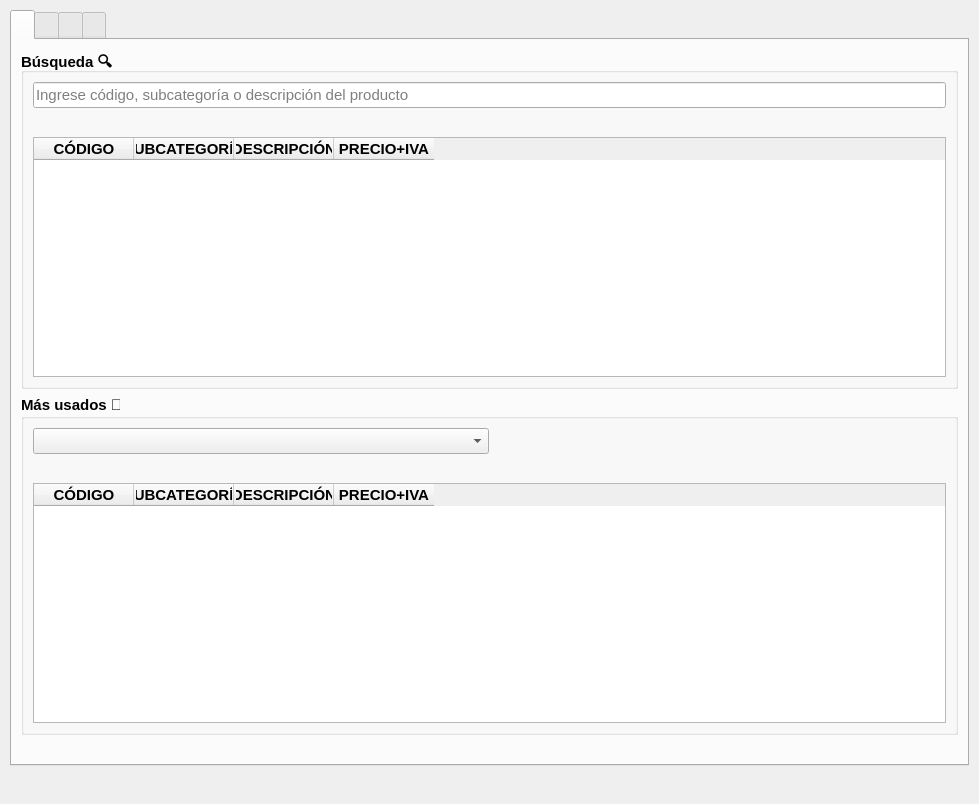
First picture: the form in ui/app.ui, repository angelogllrd/PrecioFacil, before the edit.
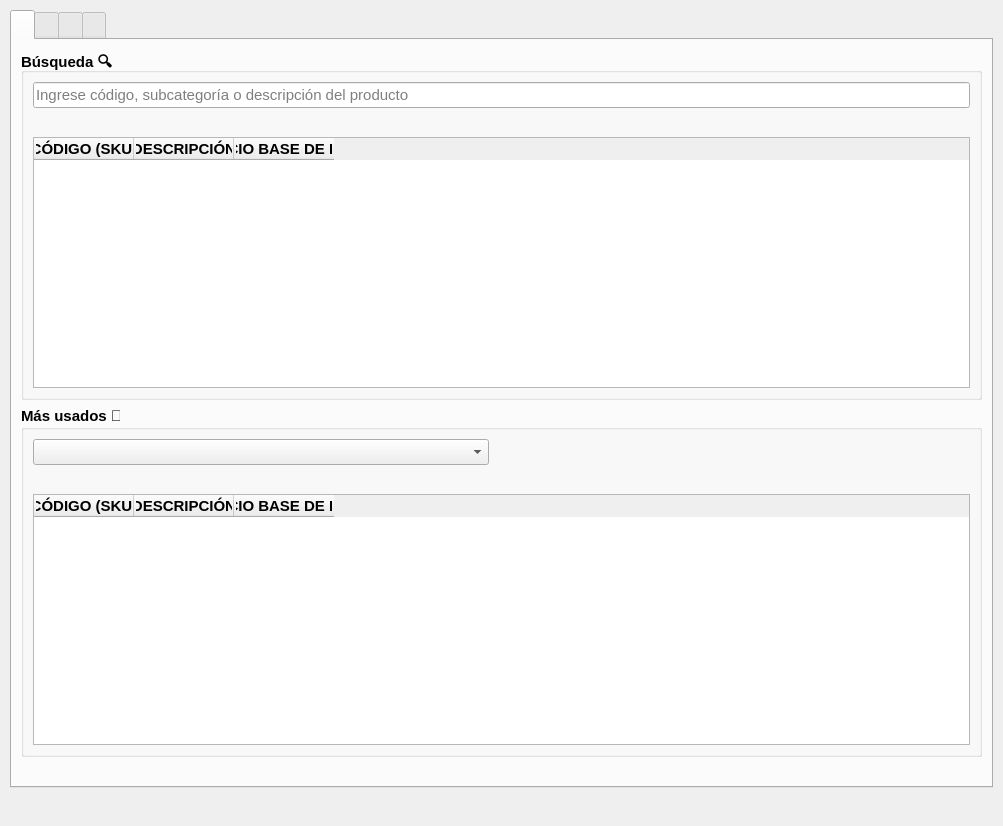
Second picture: the form after the edit. The open tabs and pages were chosen to show the change. Icons and pictures are not drawn.

Diff of the .ui file:
```diff
--- a/ui/app.ui
+++ b/ui/app.ui
@@ -6,8 +6,8 @@
    <rect>
     <x>0</x>
     <y>0</y>
-    <width>979</width>
-    <height>804</height>
+    <width>1003</width>
+    <height>826</height>
    </rect>
   </property>
   <property name="windowTitle">
@@ -228,7 +228,7 @@
                </attribute>
                <column>
                 <property name="text">
-                 <string>CÓDIGO</string>
+                 <string>CÓDIGO (SKU)</string>
                 </property>
                 <property name="font">
                  <font>
@@ -237,18 +237,6 @@
                  </font>
                 </property>
                </column>
-               <column>
-                <property name="text">
-                 <string>SUBCATEGORÍA</string>
-                </property>
-                <property name="font">
-                 <font>
-                  <pointsize>11</pointsize>
-                  <italic>false</italic>
-                  <bold>true</bold>
-                 </font>
-                </property>
-               </column>
                <column>
                 <property name="text">
                  <string>DESCRIPCIÓN</string>
@@ -263,7 +251,7 @@
                </column>
                <column>
                 <property name="text">
-                 <string>PRECIO+IVA</string>
+                 <string>PRECIO BASE DE LISTA</string>
                 </property>
                 <property name="font">
                  <font>
@@ -347,18 +335,7 @@
                </attribute>
                <column>
                 <property name="text">
-                 <string>CÓDIGO</string>
-                </property>
-                <property name="font">
-                 <font>
-                  <pointsize>11</pointsize>
-                  <bold>true</bold>
-                 </font>
-                </property>
-               </column>
-               <column>
-                <property name="text">
-                 <string>SUBCATEGORÍA</string>
+                 <string>CÓDIGO (SKU)</string>
                 </property>
                 <property name="font">
                  <font>
@@ -380,7 +357,7 @@
                </column>
                <column>
                 <property name="text">
-                 <string>PRECIO+IVA</string>
+                 <string>PRECIO BASE DE LISTA</string>
                 </property>
                 <property name="font">
                  <font>
```
Left out of the diff: 33 changed lines with no effect on the pictures.
